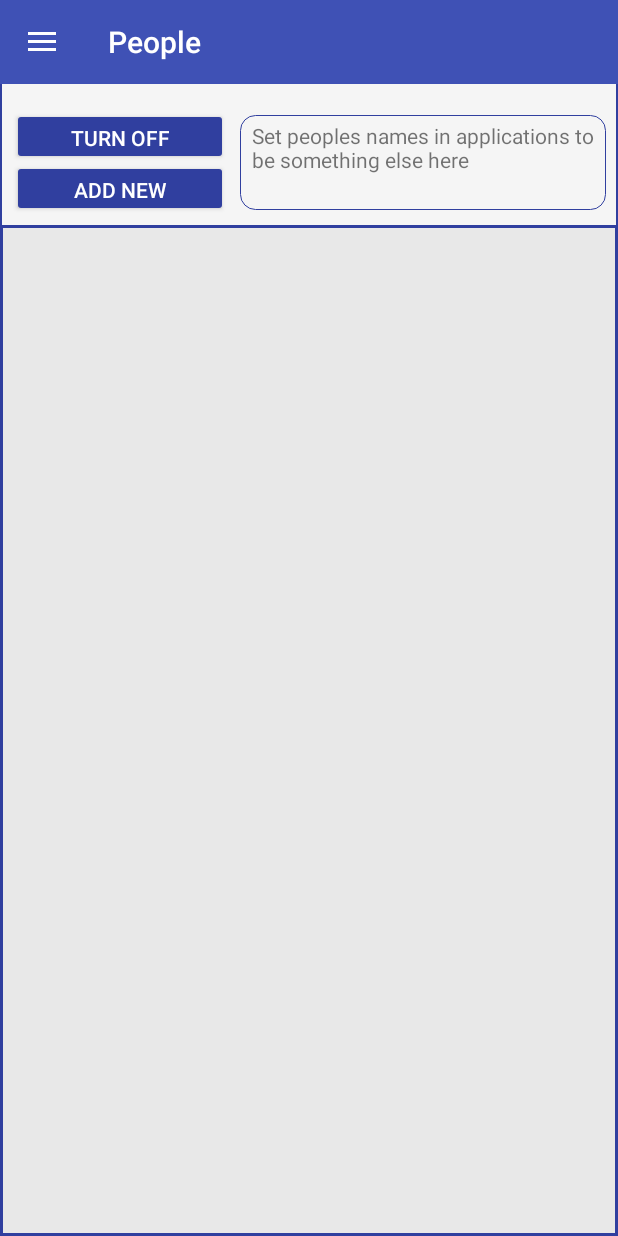
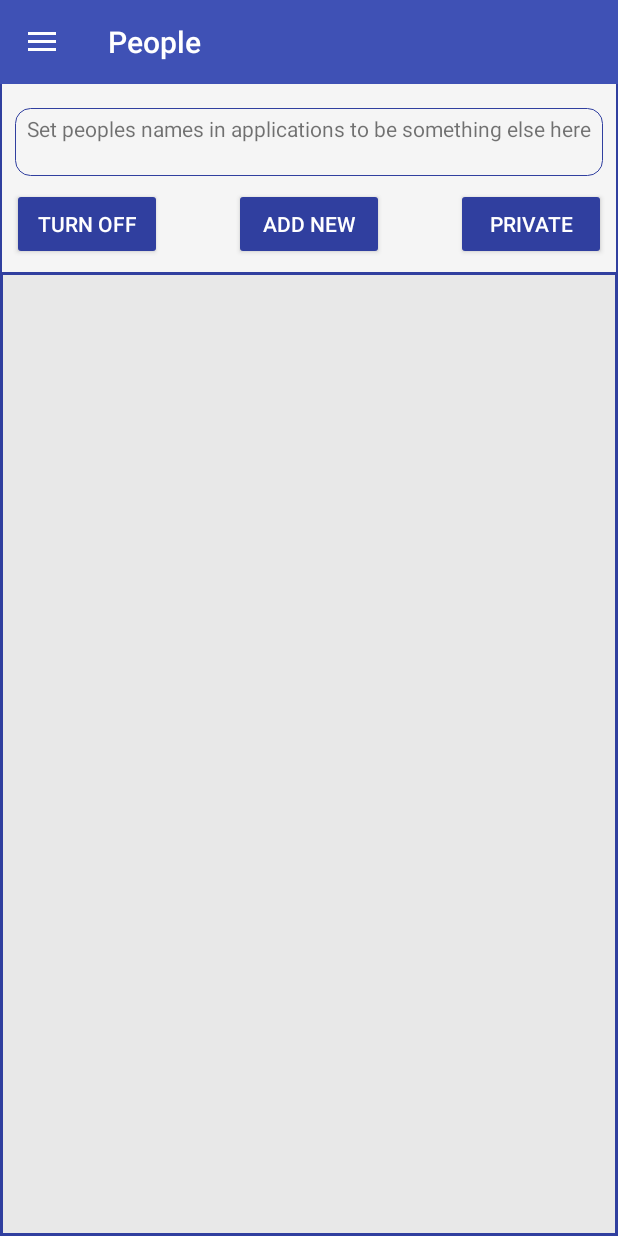
Before and after one commit to Sharkgrammer/Android-Assistant, an Android app: the screen it shows after launch (MainActivity), on a phone screen of 412 x 824 dp. Run offline under Robolectric (Android 15) with nearby library versions, the phone set to English and light mode, and no system bars.

Commit message:
Private mode added

```diff
--- a/app/src/main/res/layout/activity_main.xml
+++ b/app/src/main/res/layout/activity_main.xml
@@ -45,67 +45,69 @@
 
         <Button
             android:id="@+id/btnAdd"
-            android:layout_width="0dp"
-            android:layout_height="0dp"
-            android:layout_marginBottom="5dp"
-            android:layout_marginEnd="260dp"
+            android:layout_width="100dp"
+            android:layout_height="wrap_content"
+            android:layout_marginEnd="8dp"
             android:layout_marginStart="8dp"
-            android:layout_marginTop="40dp"
+            android:layout_marginTop="8dp"
             android:onClick="btnNewClick"
             android:text="@string/add"
             android:theme="@style/PrimaryRaisedButton"
             android:visibility="visible"
-            app:layout_constraintBottom_toTopOf="@+id/sclMain"
-            app:layout_constraintEnd_toEndOf="parent"
-            app:layout_constraintHorizontal_bias="0.096"
-            app:layout_constraintStart_toStartOf="parent"
-            app:layout_constraintTop_toBottomOf="@+id/btnBlacklist" />
+            app:layout_constraintEnd_toStartOf="@+id/btnPrivate"
+            app:layout_constraintStart_toEndOf="@+id/btnOnOff"
+            app:layout_constraintTop_toBottomOf="@+id/lblExplain" />
 
         <Button
             android:id="@+id/btnOnOff"
-            android:layout_width="0dp"
-            android:layout_height="0dp"
-            android:layout_marginBottom="40dp"
-            android:layout_marginEnd="260dp"
+            android:layout_width="100dp"
+            android:layout_height="wrap_content"
             android:layout_marginStart="8dp"
-            android:layout_marginTop="5dp"
+            android:layout_marginTop="8dp"
             android:onClick="btnOnOff"
             android:text="@string/turnOff"
             android:theme="@style/PrimaryRaisedButton"
             android:visibility="visible"
-            app:layout_constraintBottom_toTopOf="@+id/sclMain"
+            app:layout_constraintStart_toStartOf="parent"
+            app:layout_constraintTop_toBottomOf="@+id/lblExplain" />
+
+        <Button
+            android:id="@+id/btnPrivate"
+            android:layout_width="100dp"
+            android:layout_height="wrap_content"
+            android:layout_marginEnd="8dp"
+            android:layout_marginTop="8dp"
+            android:onClick="btnPrivate"
+            android:text="@string/privateOn"
+            android:theme="@style/PrimaryRaisedButton"
+            android:visibility="visible"
             app:layout_constraintEnd_toEndOf="parent"
-            app:layout_constraintHorizontal_bias="0.096"
-            app:layout_constraintStart_toStartOf="parent"
-            app:layout_constraintTop_toBottomOf="@+id/btnBlacklist" />
+            app:layout_constraintTop_toBottomOf="@+id/lblExplain" />
 
         <TextView
             android:id="@+id/lblExplain"
             android:layout_width="0dp"
-            android:layout_height="0dp"
-            android:layout_marginBottom="10dp"
-            android:layout_marginEnd="8dp"
-            android:layout_marginStart="8dp"
-            android:layout_marginTop="10dp"
+            android:layout_height="45dp"
+            android:layout_marginEnd="10dp"
+            android:layout_marginStart="10dp"
+            android:layout_marginTop="5dp"
             android:background="@drawable/textborder"
-            app:layout_constraintBottom_toTopOf="@+id/sclMain"
             app:layout_constraintEnd_toEndOf="parent"
-            app:layout_constraintStart_toEndOf="@+id/btnAdd"
+            app:layout_constraintStart_toStartOf="parent"
             app:layout_constraintTop_toBottomOf="@+id/btnBlacklist" />
 
         <ScrollView
             android:id="@+id/sclMain"
             android:layout_width="0dp"
             android:layout_height="0dp"
-            android:layout_marginTop="150dp"
+            android:layout_marginTop="8dp"
             android:background="@drawable/mainborder"
             android:scrollbars="none"
             app:layout_constraintBottom_toBottomOf="parent"
             app:layout_constraintEnd_toEndOf="parent"
             app:layout_constraintHorizontal_bias="0.0"
             app:layout_constraintStart_toStartOf="parent"
-            app:layout_constraintTop_toTopOf="parent"
-            app:layout_constraintVertical_bias="1.0">
+            app:layout_constraintTop_toBottomOf="@+id/btnAdd">
 
             <LinearLayout
                 android:id="@+id/sclMainLin"
--- a/app/src/main/res/values/strings.xml
+++ b/app/src/main/res/values/strings.xml
@@ -33,5 +33,8 @@
     <string name="original">Full</string>
     <string name="fixed">Fixed</string>
     <string name="time">Time</string>
+    <string name="privateOn">Private</string>
+    <string name="privateOff">Normal</string>
+    <string name="privateClear">Clear</string>
 
 </resources>
```
Also changed, not shown: app/src/main/java/com/shark/assistant/MainActivity.java (+27 -7 lines), app/src/main/java/com/shark/assistant/processor.java (+6 -1 lines).
